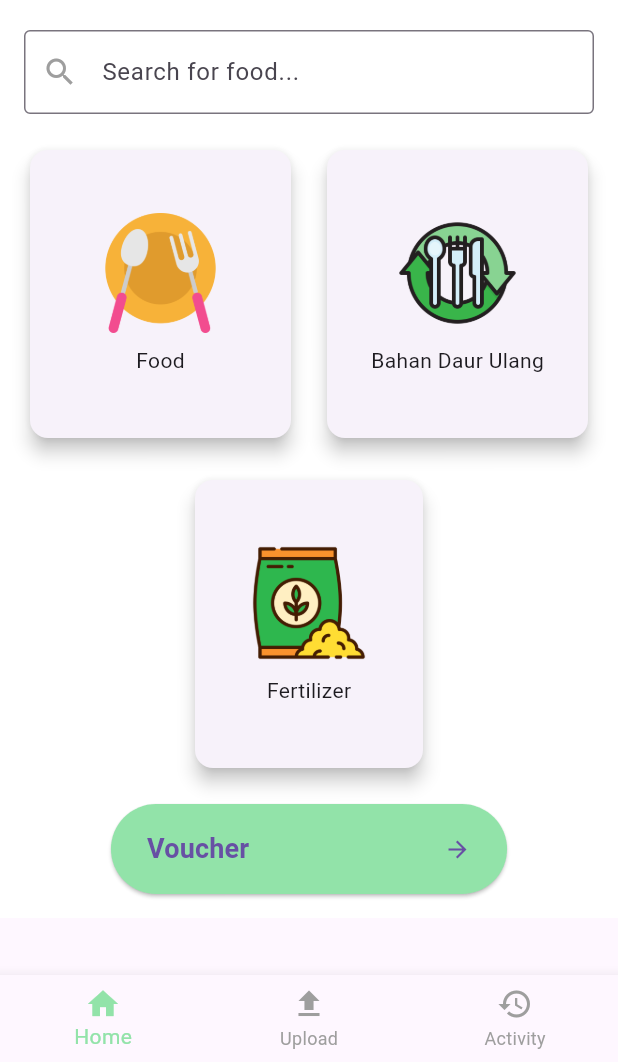
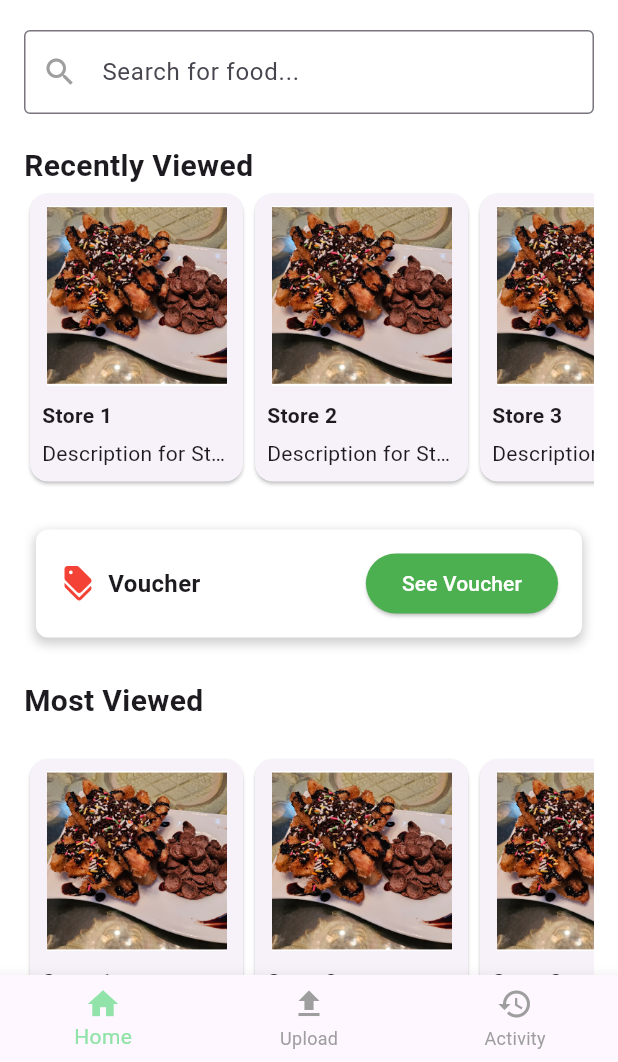
Before and after one commit to angelica1412/ecobites, a Flutter app: the HomePage screen opened by its route, on a phone screen of 412 x 824 dp, the part 174-1236 px from its top. Run offline on Flutter 3.47's test engine with Material 3 defaults, Android fonts, the light colour scheme and no system bars; our stand-ins replace cloud_firestore, firebase_auth, firebase_core, google_fonts, image_picker; accounts and stored records are empty.

Commit message:
Mengubah Homepage dan menambahkan list toko

```diff
--- /dev/null
+++ b/lib/Widgets/storeCard.dart
@@ -0,0 +1,114 @@
+import 'package:ecobites/Store.dart';
+import 'package:flutter/material.dart';
+
+class Store {
+  final String name;
+  final String description;
+  final String imageURL;
+
+  Store({
+    required this.name,
+    required this.description,
+    required this.imageURL,
+  });
+}
+
+class StoreCard extends StatefulWidget {
+  final Store store;
+  final bool imageOnTop;
+
+  const StoreCard({
+    Key? key,
+    required this.store,
+    this.imageOnTop = false,
+  }) : super(key: key);
+
+  @override
+  _StoreCardState createState() => _StoreCardState();
+}
+
+class _StoreCardState extends State<StoreCard> {
+  @override
+  Widget build(BuildContext context) {
+    return InkWell(
+        onTap: () {
+          Navigator.push(
+            context,
+            MaterialPageRoute(
+              builder: (context) => StorePage(),
+            ),
+          );
+        },
+    child: Card(
+      child: Padding(
+        padding: const EdgeInsets.all(8.0),
+        child: widget.imageOnTop
+            ? Column(
+              crossAxisAlignment: CrossAxisAlignment.start,
+              children: [
+                Center(
+                  child: Image.asset(
+                    widget.store.imageURL,
+                    height: 120,
+                    fit: BoxFit.cover,
+                  ),
+                ),
+                const SizedBox(height: 10),
+                Text(
+                  widget.store.name,
+                  style: const TextStyle(
+                    fontWeight: FontWeight.bold,
+                  ),
+                  overflow: TextOverflow.ellipsis,
+                ),
+                const SizedBox(height: 5),
+                Text(
+                    widget.store.description,
+                  overflow: TextOverflow.ellipsis,
+
+                ),
+              ],
+            )
+            : Row(
+          crossAxisAlignment: CrossAxisAlignment.start,
+          children: [
+            // Image
+            Expanded(
+              flex: 2,
+              child: Image.asset(
+                widget.store.imageURL,
+                width: double.infinity,
+                height: 120,
+                fit: BoxFit.cover,
+              ),
+            ),
+            const SizedBox(width: 10),
+            // Text information
+            Expanded(
+              flex: 3,
+              child: Column(
+                crossAxisAlignment: CrossAxisAlignment.start,
+                children: [
+                  Text(
+                    widget.store.name,
+                    style: const TextStyle(
+                      fontWeight: FontWeight.bold,
+                    ),
+                    overflow: TextOverflow.ellipsis,
+                  ),
+                  const SizedBox(height: 5),
+                  Text(
+                    widget.store.description,
+                    overflow: TextOverflow.ellipsis,
+
+                  ),
+                ],
+              ),
+            ),
+          ],
+        ),
+      ),
+    ),
+    );
+  }
+}
--- a/lib/Widgets/voucher.dart
+++ b/lib/Widgets/voucher.dart
@@ -118,7 +118,8 @@ class _VoucherState extends State<VoucherState> {
               style: ElevatedButton.styleFrom(
                 foregroundColor: Colors.white, backgroundColor: Colors.green,
               ),
-              child: isVoucherUsed?  Text('Remove'):Text('Use Voucher'),
+              child: isVoucherUsed?  Text('Remove'):
+                  widget.fromCheckout? Text('Use Voucher'): Text('See Voucher'),
             ),
           ],
         ),
--- a/lib/home.dart
+++ b/lib/home.dart
@@ -3,6 +3,8 @@ import 'package:ecobites/Store.dart';
 import 'package:ecobites/user_store_page.dart';
 import 'package:flutter/material.dart';
 import 'package:ecobites/services/auth.dart';
+
+import 'Widgets/ProductCard.dart';
 
 class Home extends StatelessWidget {
   const Home({super.key});
@@ -10,11 +12,67 @@ class Home extends StatelessWidget {
   // Function to log out the user
   Future<void> _logout(BuildContext context) async {
     await Auth.logout(context);
+
   }
 
   @override
   Widget build(BuildContext context) {
+    List<Product> store = [
+      Product(
+        name: 'Product 1',
+        description: 'Description for Product 1',
+        price: 15000,
+        imageURL: 'assets/product1.png',
+        category: 'Food',
+      ),
+      Product(
+        name: 'Product 3',
+        description: 'Description for Product 2',
+        price: 20000,
+        imageURL: 'assets/product2.png',
+        category: 'Bahan',
+      ),
+      Product(
+        name: 'Product 2',
+        description: 'Description for Product 2',
+        price: 5000,
+        imageURL: 'assets/product3.png',
+        category: 'Daur',
+
+      ),
+      Product(
+        name: 'Product 4',
+        description: 'Description for Product 2',
+        price: 7000,
+        imageURL: 'assets/login.png',
+        category: 'Bahan',
+
+      ),
+      Product(
+        name: 'Product 4',
+        description: 'Description for Product 2',
+        price: 2000,
+        imageURL: 'assets/login.png',
+        category: 'Daur',
+      ),
+      Product(
+        name: 'Product 4',
+        description: 'Description for Product 2',
+        price: 1000,
+        imageURL: 'assets/login.png',
+        category: 'Daur',
+      ),
+      Product(
+        name: 'Product 4',
+        description: 'Description for Product 2',
+        price: 2305,
+        imageURL: 'assets/login.png',
+        category: 'Daur',
+      ),
+      // Add more products as needed
+    ];
     return Scaffold(
+
       appBar: AppBar(
         title: const Text('Home'),
       ),
--- a/lib/homepage.dart
+++ b/lib/homepage.dart
@@ -1,8 +1,10 @@
+import 'package:ecobites/Widgets/voucher.dart';
+import 'package:flutter/material.dart';
 import 'package:ecobites/Store.dart';
+import 'package:ecobites/Widgets/storeCard.dart';
 import 'package:ecobites/historypage.dart';
 import 'package:ecobites/profile.dart';
 import 'package:ecobites/voucherPage.dart';
-import 'package:flutter/material.dart';
 
 import 'UploadBarang.dart';
 
@@ -14,15 +16,45 @@ class HomePage extends StatefulWidget {
 class _HomePageState extends State<HomePage> {
   String? usedVoucherCode;
   bool isVoucherUsed = false;
-  Color searchIconColor = Colors.grey;// State variable for search icon color
+  Color searchIconColor = Colors.grey; // State variable for search icon color
+  TextEditingController searchController = TextEditingController();
+  String searchQuery = "";
+
+  List<Store> stores = [
+    Store(
+      name: 'Store 1',
+      description: 'Description for Store 1',
+      imageURL: 'assets/product1.png',
+    ),
+    Store(
+      name: 'Store 2',
+      description: 'Description for Store 2',
+      imageURL: 'assets/product1.png',
+    ),
+    Store(
+      name: 'Store 3',
+      description: 'Description for Store 3',
+      imageURL: 'assets/product1.png',
+    ),
+    Store(
+      name: 'Store 4',
+      description: 'Description for Store 4',
+      imageURL: 'assets/product1.png',
+    ),
+    // Add more stores as needed
+  ];
+
   void _handleVoucherUsed(Voucher voucher) {
     setState(() {
       isVoucherUsed = false;
-      usedVoucherCode='';
+      usedVoucherCode = '';
     });
   }
+
   @override
   Widget build(BuildContext context) {
+    final double halfScreenHeight = MediaQuery.of(context).size.height / 2;
+
     return Scaffold(
       body: SingleChildScrollView(
         child: Container(
@@ -64,6 +96,12 @@ class _HomePageState extends State<HomePage> {
               ),
               const SizedBox(height: 20),
               TextFormField(
+                controller: searchController,
+                onChanged: (value) {
+                  setState(() {
+                    searchQuery = value;
+                  });
+                },
                 onTap: () {
                   setState(() {
                     searchIconColor =
@@ -83,99 +121,87 @@ class _HomePageState extends State<HomePage> {
                 ),
               ),
               const SizedBox(height: 20),
-              Row(
-                mainAxisAlignment: MainAxisAlignment.spaceAround,
-                children: [
-                  Expanded(
-                    child:
-                    GestureDetector(
-                  onTap:(){ Navigator.push(context, MaterialPageRoute(builder: (context)=> StorePage()));},
-                child: Container(
-                      width: 160,
-                      height: 200,
-                      child: Card(
-                        elevation: 5,
-                        child: Column(
-                          mainAxisAlignment: MainAxisAlignment.center,
-                          children: [
-                            Image.asset('assets/food.png',
-                                height: 80, width: 80),
-                            const SizedBox(height: 8),
-                            const Text('Food'),
-                          ],
+              if (searchQuery.isEmpty) ...[
+                // Display StoreCards with image on top and smaller size when search query is empty
+                Text(
+                    'Recently Viewed',
+                  style: TextStyle(
+                    fontWeight: FontWeight.bold,
+                    fontSize: 20,
                   ),
                 ),
-                    ),
-                    ),
-                  ),
-                  const SizedBox(width: 16),
-                  Expanded(
-                    child: Container(
-                      width: 160,
+                SizedBox(
                   height: 200,
-                      child: Card(
-                        elevation: 5,
-                        child: Column(
-                          mainAxisAlignment: MainAxisAlignment.center,
-                          children: [
-                            Image.asset('assets/daurulang.png',
-                                height: 80, width: 80),
-                            const SizedBox(height: 8),
-                            const Text('Bahan Daur Ulang'),
-                          ],
-                        ),
-                      ),
-                    ),
-                  ),
-                ],
-              ),
-              const SizedBox(height: 20),
-              Center(
-                child: Container(
-                  width: 160,
-                  height: 200,
-                  child: Card(
-                    elevation: 5,
-                    child: Column(
-                      mainAxisAlignment: MainAxisAlignment.center,
-                      children: [
-                        Image.asset('assets/pupuk.png', height: 80, width: 80),
-                        const SizedBox(height: 8),
-                        const Text('Fertilizer'),
-                      ],
-                    ),
-                  ),
+                  child: ListView.builder(
+                    shrinkWrap: true,
+                    scrollDirection: Axis.horizontal,
+                    itemCount: stores.length,
+                    itemBuilder: (context, index) {
+                      final store = stores[index];
+                      return SizedBox(
+                        width: 150,
+                        child: StoreCard(store: store, imageOnTop: true),
+                      );
+                    },
                   ),
                 ),
                 const SizedBox(height: 20),
                 Center(
-                child: ElevatedButton(
-                  style: ButtonStyle(
-                    backgroundColor: MaterialStateProperty.all<Color>(
-                        const Color(0xFF92E3A9)),
+                  child: VoucherState(fromCheckout: false, onVoucherUsed: (Voucher) {  },),
+
                 ),
-                  onPressed: () {
-                    Navigator.push(
-                      context,
-                      MaterialPageRoute(builder: (context) => VoucherPage(fromCheckout: false, onVoucherUsed: _handleVoucherUsed,)),
+                const SizedBox(height: 20),
+
+                Text(
+                  'Most Viewed',
+                  style: TextStyle(
+                    fontWeight: FontWeight.bold,
+                    fontSize: 20,
+                  ),
+                ),
+                const SizedBox(height: 20),
+                SizedBox(
+                  height: 200,
+                  child: ListView.builder(
+                    shrinkWrap: true,
+                    scrollDirection: Axis.horizontal,
+                    itemCount: stores.length,
+                    itemBuilder: (context, index) {
+                      final store = stores[index];
+                      return SizedBox(
+                        width: 150,
+                        child: StoreCard(store: store, imageOnTop: true),
                       );
                     },
-                  child: Row(
-                    mainAxisSize: MainAxisSize.min,
-                    children: [
-                      Text(
-                        'Voucher',
+                  ),
+                ),
+              ] else ...[
+                Padding(
+                  padding: const EdgeInsets.all(8.0),
+                  child: Text(
+                      'Menunjukkan hasil "$searchQuery"',
                   style: TextStyle(
                   fontWeight: FontWeight.bold,
-                          fontSize: 18,
-                        ),
-                      ),
-                      SizedBox(width: 130, height: 60),
-                      Icon(Icons.arrow_forward),
-                    ],
+                  fontSize: 20,
                   ),
                   ),
                 ),
+                // Display StoreCards in default layout after searching
+                ListView.builder(
+                  shrinkWrap: true,
+                  physics: const NeverScrollableScrollPhysics(),
+                  itemCount: stores.length,
+                  itemBuilder: (context, index) {
+                    final store = stores[index];
+                    if (store.name.toLowerCase().contains(searchQuery.toLowerCase())) {
+                      return StoreCard(store: store);
+                    } else {
+                      return SizedBox.shrink(); // Return an empty widget if store does not match search query
+                    }
+                  },
+                ),
+              ],
+              const SizedBox(height: 20),
             ],
           ),
         ),
```
Also changed, not shown: 1 other file. Lines whose indentation alone changed are shown as unchanged.
